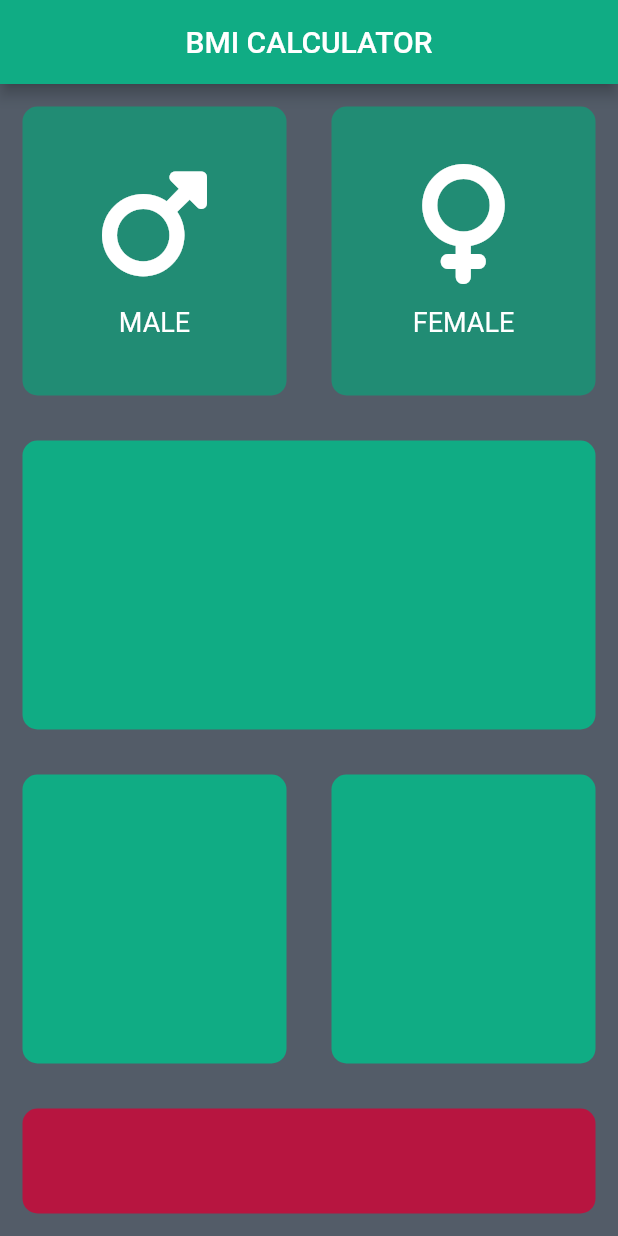
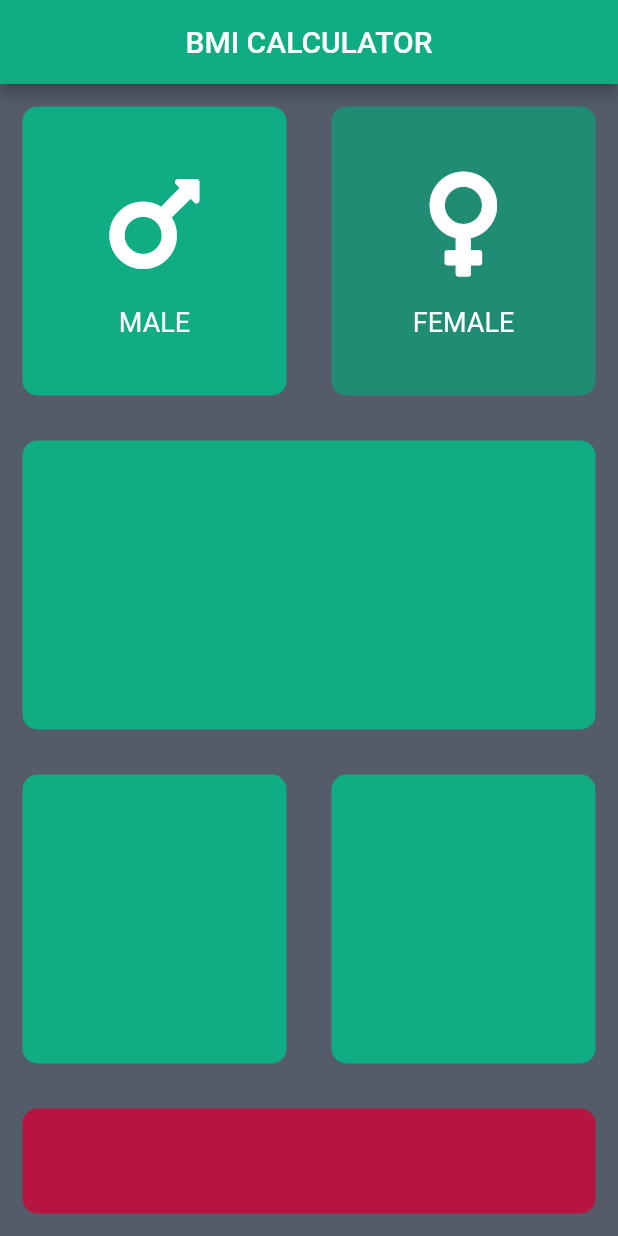
Before and after one commit to RahulMahesh62/BMI-Calculator, a Flutter app: the screen it shows after launch, after a tap on "MALE", on a phone screen of 412 x 824 dp. Run offline on Flutter 3.47's test engine with Material 2 defaults, Android fonts, the phone set to English and light mode, and no system bars; our stand-ins replace font_awesome_flutter.

Commit message:
Added some files

```diff
--- a/lib/input.dart
+++ b/lib/input.dart
@@ -5,6 +5,8 @@ import 'reusable_card.dart';
 const activeContainerClr=Color(0xff10ac84);
 const inactiveContainerClr=Color(0xff218c74);
 const bottomContainerClr = Color(0xffb71540);
+
+enum IconGender{male,female,}
 
 class InputPage extends StatefulWidget {
   @override
@@ -16,26 +18,7 @@ class _InputPageState extends State<InputPage> {
   Color maleCardColor = inactiveContainerClr;
   Color femaleCardClr = inactiveContainerClr;
 
-  void updateClr(int gender){
-    if(gender==1){
-      if(maleCardColor==inactiveContainerClr){
-        maleCardColor=activeContainerClr;
-        femaleCardClr=inactiveContainerClr;
-      }
-      else{
-        maleCardColor=inactiveContainerClr;
-      }
-    }
-    else if(gender==2){
-      if(femaleCardClr==inactiveContainerClr){
-        femaleCardClr=activeContainerClr;
-        maleCardColor=inactiveContainerClr;
-      }
-      else{
-        femaleCardClr=inactiveContainerClr;
-      }
-    }
-  }
+  IconGender selectedGender;
 
   @override
   Widget build(BuildContext context) {
@@ -49,32 +32,28 @@ class _InputPageState extends State<InputPage> {
             child: Row(
               children: <Widget>[
                 Expanded(
-                  child: GestureDetector(
-                    onTap: (){
-                      setState(() {
-                        updateClr(1);
-                      });
-                    },
                       child: InputPageCard(
-                      colour: inactiveContainerClr,
+                        onPress: (){
+                          setState(() {
+                            selectedGender = IconGender.male;
+                          });
+                        },
+                      colour: selectedGender == IconGender.male ? activeContainerClr : inactiveContainerClr,
                       cardChild: IconContent(
                         icon: FontAwesomeIcons.mars,
                         label: 'MALE',),),
-                  ),
           ),
                 Expanded(
-                  child: GestureDetector(
-                    onTap: (){
-                      setState(() {
-                        updateClr(2);
-                      });
-                    },
                       child: InputPageCard(
-                      colour: inactiveContainerClr,
+                        onPress: (){
+                          setState(() {
+                            selectedGender = IconGender.female;
+                          });
+                        },
+                      colour: selectedGender == IconGender.female ? activeContainerClr : inactiveContainerClr,
                       cardChild: IconContent(
                         icon: FontAwesomeIcons.venus,
                         label: 'FEMALE',),),
-                  ),
           ),
               ],),),
           Expanded(
--- a/lib/reusable_card.dart
+++ b/lib/reusable_card.dart
@@ -1,17 +1,21 @@
 import 'package:flutter/material.dart';
 
 class InputPageCard extends StatelessWidget {
-  InputPageCard({@required this.colour,this.cardChild});
+  InputPageCard({@required this.colour,this.cardChild,this.onPress});
   final Color colour;
   final Widget cardChild;
+  final Function onPress;
   @override
   Widget build(BuildContext context) {
-    return Container(
+    return GestureDetector(
+      onTap: onPress,
+          child: Container(
         child: cardChild,
         margin: EdgeInsets.all(15.0),
         decoration: BoxDecoration(
         color: colour,
         borderRadius: BorderRadius.circular(10.0)),
+          ),
     );
   }
 }
--- a/pubspec.yaml
+++ b/pubspec.yaml
@@ -11,6 +11,7 @@ dependencies:
     sdk: flutter
 
   cupertino_icons: ^0.1.2
+  font_awesome_flutter: ^8.4.0
 
 dev_dependencies:
   flutter_test:
```
Also changed, not shown: 1 other file. Lines whose indentation alone changed are shown as unchanged.
